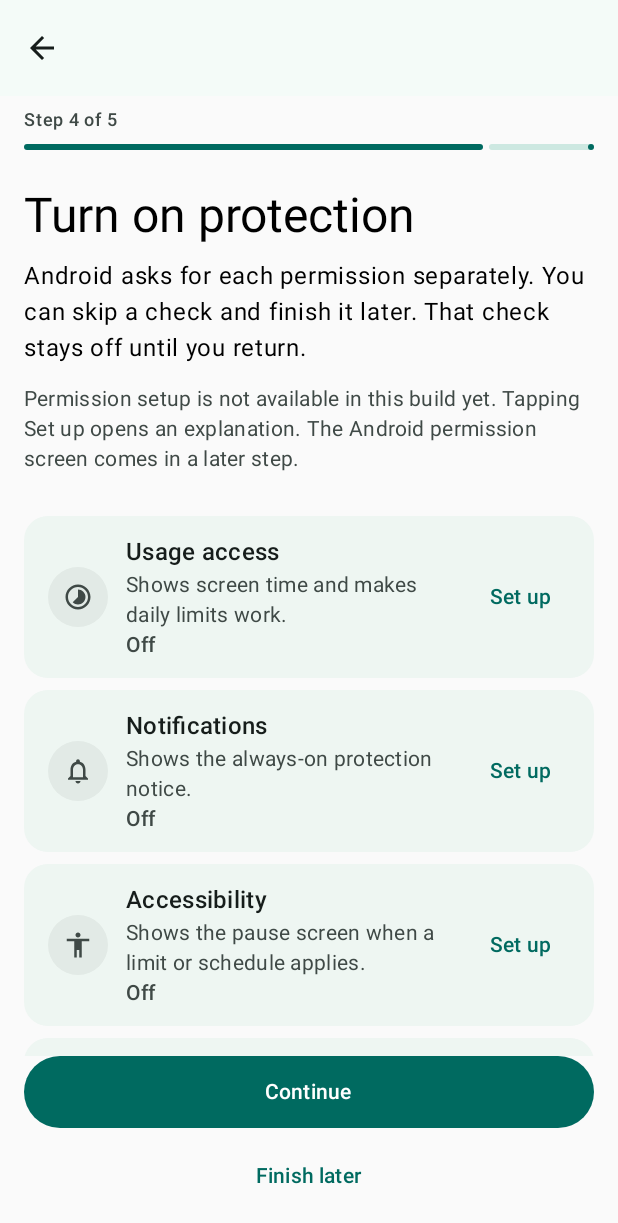
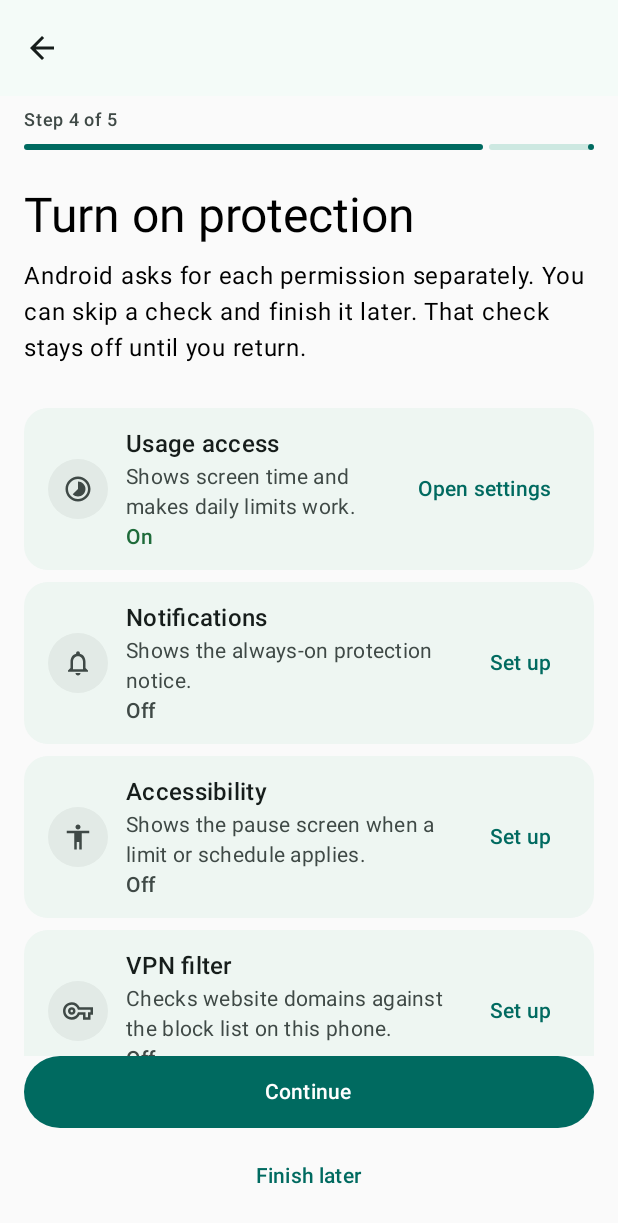
Before and after one commit to Nor2522/Guardian, an Android app built with Jetpack Compose: the PermissionsScreen screen opened through its navigation route, on a phone screen of 412 x 824 dp. Shown: the top 1223 px of the screen. Run offline under Robolectric (Android 15) with nearby library versions, the phone set to English and light mode, and no system bars.

Commit message:
feat: grant Usage access from the permissions step
Declares PACKAGE_USAGE_STATS, reads the app-op with AppOpsManager.checkOpNoThrow, and records the disclosure consent in a new settings DataStore. The Usage access row shows Off/On, opens the disclosure first, then opens ACTION_USAGE_ACCESS_SETTINGS, and re-checks the app-op when the screen resumes. The other four rows stay copy-only with the build note.

Verified with testDebugUnitTest (16 tests), lintDebug, and a phone run on SM-A155F: consent gate, real system grant, On on return, consent key persisted, direct re-entry, placeholder unchanged, clean logcat.

```diff
--- /dev/null
+++ b/app/src/main/java/com/nordev/guardian/data/permissions/UsageAccessChecker.kt
@@ -0,0 +1,18 @@
+package com.nordev.guardian.data.permissions
+
+import android.app.AppOpsManager
+import android.content.Context
+import android.os.Process
+
+// Usage access is an app-op, not a runtime permission. The system settings
+// screen flips it; reading the app-op is the same source Android uses.
+class UsageAccessChecker(private val context: Context) {
+    fun isGranted(): Boolean {
+        val appOps = context.getSystemService(AppOpsManager::class.java) ?: return false
+        return appOps.checkOpNoThrow(
+            AppOpsManager.OPSTR_GET_USAGE_STATS,
+            Process.myUid(),
+            context.packageName,
+        ) == AppOpsManager.MODE_ALLOWED
+    }
+}
--- /dev/null
+++ b/app/src/main/java/com/nordev/guardian/data/prefs/SettingsRepository.kt
@@ -0,0 +1,26 @@
+package com.nordev.guardian.data.prefs
+
+import android.content.Context
+import androidx.datastore.preferences.core.edit
+import androidx.datastore.preferences.core.longPreferencesKey
+import androidx.datastore.preferences.preferencesDataStore
+import kotlinx.coroutines.flow.Flow
+import kotlinx.coroutines.flow.map
+
+private val Context.settingsStore by preferencesDataStore(name = "settings")
+
+// Consent is stored per permission. A missing key means the disclosure has not
+// been accepted yet; the system grant itself is checked separately.
+class SettingsRepository(context: Context) {
+    private val store = context.applicationContext.settingsStore
+
+    val usageConsentAt: Flow<Long> = store.data.map { it[USAGE_CONSENT_AT] ?: 0L }
+
+    suspend fun recordUsageConsent(now: Long = System.currentTimeMillis()) {
+        store.edit { it[USAGE_CONSENT_AT] = now }
+    }
+
+    private companion object {
+        val USAGE_CONSENT_AT = longPreferencesKey("usage_access_consent_at")
+    }
+}
--- a/app/src/main/java/com/nordev/guardian/ui/screens/onboarding/PermissionsScreen.kt
+++ b/app/src/main/java/com/nordev/guardian/ui/screens/onboarding/PermissionsScreen.kt
@@ -26,27 +26,58 @@ import androidx.compose.material3.MaterialTheme
 import androidx.compose.material3.Text
 import androidx.compose.material3.TextButton
 import androidx.compose.runtime.Composable
+import androidx.compose.runtime.DisposableEffect
+import androidx.compose.runtime.collectAsState
 import androidx.compose.runtime.getValue
 import androidx.compose.runtime.mutableStateOf
+import androidx.compose.runtime.remember
 import androidx.compose.runtime.saveable.rememberSaveable
 import androidx.compose.runtime.setValue
 import androidx.compose.ui.Alignment
 import androidx.compose.ui.Modifier
 import androidx.compose.ui.graphics.vector.ImageVector
+import androidx.compose.ui.platform.LocalContext
 import androidx.compose.ui.res.stringResource
 import androidx.compose.ui.semantics.heading
 import androidx.compose.ui.semantics.semantics
 import androidx.compose.ui.unit.dp
+import androidx.lifecycle.Lifecycle
+import androidx.lifecycle.LifecycleEventObserver
+import androidx.lifecycle.compose.LocalLifecycleOwner
 import com.nordev.guardian.R
+import com.nordev.guardian.data.permissions.UsageAccessChecker
+import com.nordev.guardian.data.prefs.SettingsRepository
+import com.nordev.guardian.ui.theme.LocalGuardianStatusColors
 
 @Composable
 fun PermissionsScreen(
     onBack: () -> Unit,
     onOpenDisclosure: (DisclosureType) -> Unit,
+    onOpenUsageSettings: () -> Unit,
     onContinue: () -> Unit,
     onFinishLater: () -> Unit,
 ) {
+    val context = LocalContext.current
+    val checker = remember(context) { UsageAccessChecker(context) }
+    val settings = remember(context) { SettingsRepository(context) }
+    var usageGranted by remember { mutableStateOf(checker.isGranted()) }
+    val usageConsentAt by settings.usageConsentAt.collectAsState(initial = 0L)
+    val lifecycleOwner = LocalLifecycleOwner.current
     var showLaterDialog by rememberSaveable { mutableStateOf(false) }
+
+    // The system settings screen flips the app-op outside this process, so
+    // re-read it every time the permissions step comes back to the foreground.
+    DisposableEffect(lifecycleOwner, checker) {
+        val observer = LifecycleEventObserver { _, event ->
+            if (event == Lifecycle.Event.ON_RESUME) usageGranted = checker.isGranted()
+        }
+        lifecycleOwner.lifecycle.addObserver(observer)
+        onDispose { lifecycleOwner.lifecycle.removeObserver(observer) }
+    }
+
+    val usageActionLabel = stringResource(
+        if (usageGranted || usageConsentAt > 0L) R.string.action_open_settings else R.string.permission_set_up,
+    )
     OnboardingShell(
         stepNumber = 4,
         onBack = onBack,
@@ -65,24 +96,30 @@ fun PermissionsScreen(
             text = stringResource(R.string.onboarding_permissions_body),
             style = MaterialTheme.typography.bodyLarge,
         )
-        Spacer(Modifier.height(12.dp))
-        Text(
-            text = stringResource(R.string.onboarding_permissions_build_note),
-            style = MaterialTheme.typography.bodyMedium,
-            color = MaterialTheme.colorScheme.onSurfaceVariant,
-        )
         Spacer(Modifier.height(24.dp))
         PermissionCard(
             icon = Icons.Outlined.Timelapse,
             name = stringResource(R.string.perm_usage),
             reason = stringResource(R.string.perm_usage_reason),
-            setupLabel = stringResource(R.string.permission_set_up),
-            onSetup = { onOpenDisclosure(DisclosureType.UsageAccess) },
+            status = stringResource(
+                if (usageGranted) R.string.permission_state_on else R.string.permission_state_off,
+            ),
+            statusOn = usageGranted,
+            setupLabel = usageActionLabel,
+            onSetup = {
+                if (usageGranted || usageConsentAt > 0L) {
+                    onOpenUsageSettings()
+                } else {
+                    onOpenDisclosure(DisclosureType.UsageAccess)
+                }
+            },
         )
         PermissionCard(
             icon = Icons.Outlined.Notifications,
             name = stringResource(R.string.perm_notifications),
             reason = stringResource(R.string.perm_notifications_reason),
+            status = stringResource(R.string.permission_state_off),
+            statusOn = false,
             setupLabel = stringResource(R.string.permission_set_up),
             onSetup = { onOpenDisclosure(DisclosureType.Notifications) },
         )
@@ -90,6 +127,8 @@ fun PermissionsScreen(
             icon = Icons.Outlined.Accessibility,
             name = stringResource(R.string.perm_accessibility),
             reason = stringResource(R.string.perm_accessibility_reason),
+            status = stringResource(R.string.permission_state_off),
+            statusOn = false,
             setupLabel = stringResource(R.string.permission_set_up),
             onSetup = { onOpenDisclosure(DisclosureType.Accessibility) },
         )
@@ -97,6 +136,8 @@ fun PermissionsScreen(
             icon = Icons.Outlined.VpnKey,
             name = stringResource(R.string.perm_vpn),
             reason = stringResource(R.string.perm_vpn_reason),
+            status = stringResource(R.string.permission_state_off),
+            statusOn = false,
             setupLabel = stringResource(R.string.permission_set_up),
             onSetup = { onOpenDisclosure(DisclosureType.VpnFilter) },
         )
@@ -104,6 +145,8 @@ fun PermissionsScreen(
             icon = Icons.Outlined.AdminPanelSettings,
             name = stringResource(R.string.perm_admin),
             reason = stringResource(R.string.perm_admin_reason),
+            status = stringResource(R.string.permission_state_off),
+            statusOn = false,
             setupLabel = stringResource(R.string.permission_set_up),
             onSetup = { onOpenDisclosure(DisclosureType.DeviceAdmin) },
         )
@@ -136,6 +179,8 @@ private fun PermissionCard(
     icon: ImageVector,
     name: String,
     reason: String,
+    status: String,
+    statusOn: Boolean,
     setupLabel: String,
     onSetup: () -> Unit,
 ) {
@@ -176,9 +221,13 @@ private fun PermissionCard(
                     color = MaterialTheme.colorScheme.onSurfaceVariant,
                 )
                 Text(
-                    text = stringResource(R.string.permission_state_off),
+                    text = status,
                     style = MaterialTheme.typography.labelLarge,
-                    color = MaterialTheme.colorScheme.onSurfaceVariant,
+                    color = if (statusOn) {
+                        LocalGuardianStatusColors.current.success
+                    } else {
+                        MaterialTheme.colorScheme.onSurfaceVariant
+                    },
                 )
             }
             Spacer(Modifier.width(8.dp))
--- a/app/src/main/res/values/strings.xml
+++ b/app/src/main/res/values/strings.xml
@@ -64,7 +64,7 @@
     <!-- Step 4 Permissions -->
     <string name="onboarding_permissions_title">Turn on protection</string>
     <string name="onboarding_permissions_body">Android asks for each permission separately. You can skip a check and finish it later. That check stays off until you return.</string>
-    <string name="onboarding_permissions_build_note">Permission setup is not available in this build yet. Tapping Set up opens an explanation. The Android permission screen comes in a later step.</string>
+    <string name="permission_state_on">On</string>
     <string name="permission_state_off">Off</string>
     <string name="permission_set_up">Set up</string>
     <string name="onboarding_finish_later">Finish later</string>
@@ -100,7 +100,7 @@
     <string name="disclosure_consent">I understand what this permission does.</string>
     <string name="disclosure_consent_needed">Tick the checkbox above first.</string>
     <string name="disclosure_build_note">This build records your choice only. It does not open Android settings yet. Permission setup comes in a later step.</string>
-    <string name="disclosure_action_usage">I understand</string>
+    <string name="disclosure_action_usage">Open Usage access settings</string>
     <string name="disclosure_action_notifications">I understand</string>
     <string name="disclosure_action_accessibility">I understand</string>
     <string name="disclosure_action_vpn">I understand</string>
```
Also changed, not shown: app/src/main/AndroidManifest.xml (+6 -1 lines), app/src/main/java/com/nordev/guardian/ui/nav/AppNav.kt (+23 -2 lines), app/src/main/java/com/nordev/guardian/ui/screens/onboarding/DisclosureScreen.kt (+8 -4 lines).
